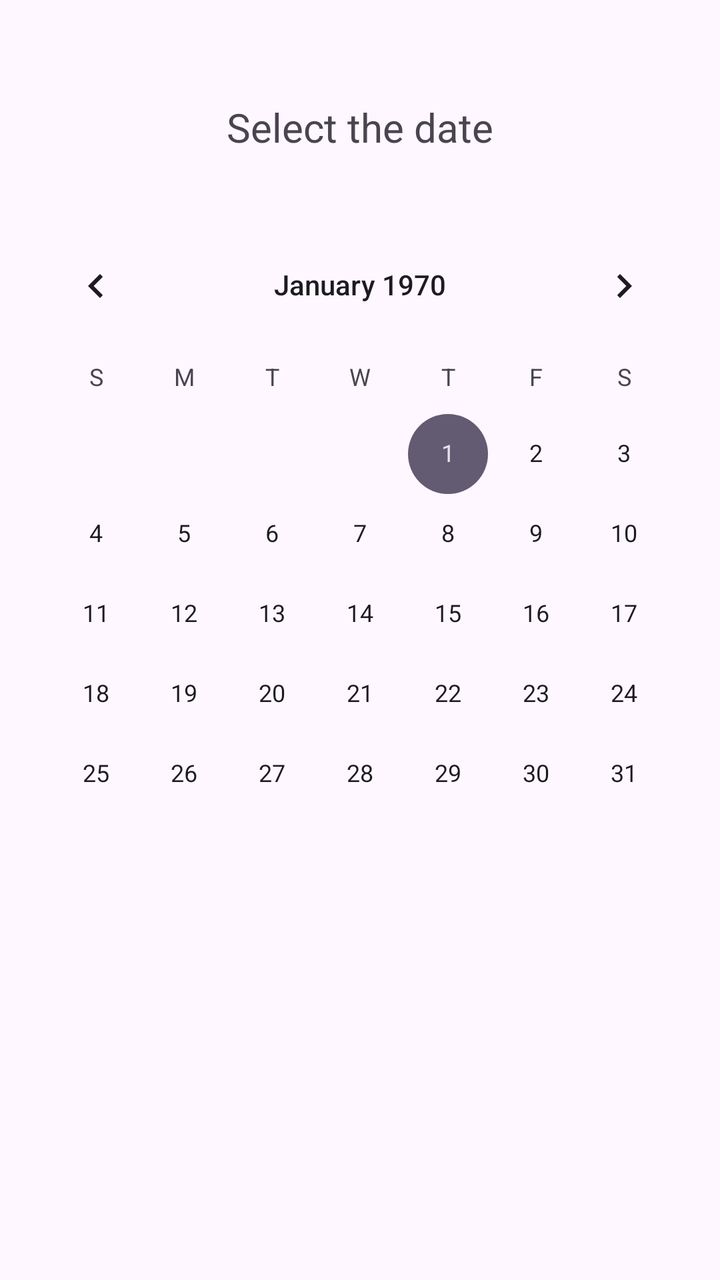
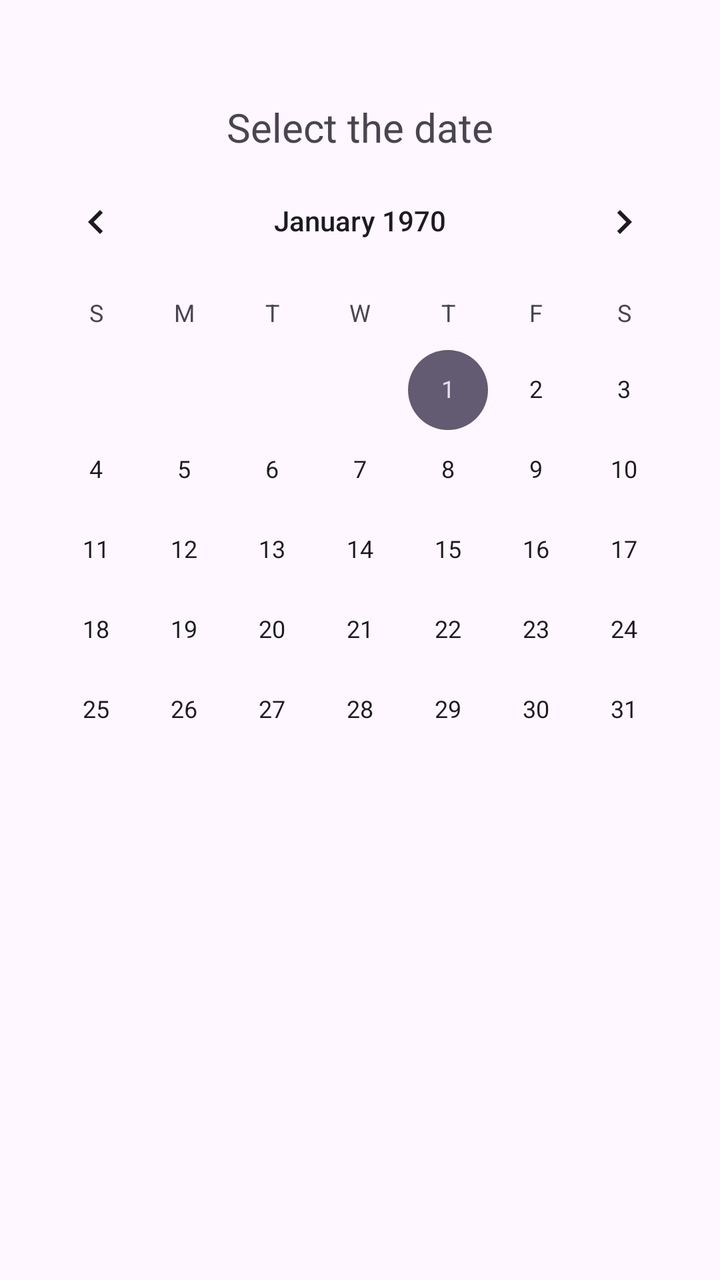

An Android layout rendered at two revisions. The XML below is the earlier revision; the diff shows what the commit changed to produce the second picture.
<!-- AndroidManifest.xml: application theme Theme.BudgetCalendar -->
<!-- res/layout/fragment_calendar_view.xml -->
<?xml version="1.0" encoding="utf-8"?>
<androidx.constraintlayout.widget.ConstraintLayout xmlns:android="http://schemas.android.com/apk/res/android"
    xmlns:app="http://schemas.android.com/apk/res-auto"
    android:layout_width="match_parent"
    android:layout_height="match_parent">

    <TextView
        android:id="@+id/textView"
        android:layout_width="match_parent"
        android:layout_height="wrap_content"
        android:text="Select the date"
        android:textSize="20dp"
        android:layout_marginTop="50dp"
        android:gravity="center"
        app:layout_constraintEnd_toEndOf="parent"
        app:layout_constraintStart_toStartOf="parent"
        app:layout_constraintTop_toTopOf="parent" />

    <CalendarView
        android:id="@+id/calView"
        android:layout_width="wrap_content"
        android:layout_height="wrap_content"
        android:layout_marginTop="32dp"
        android:elevation="10dp"

        app:layout_constraintEnd_toEndOf="parent"
        app:layout_constraintStart_toStartOf="parent"
        app:layout_constraintTop_toBottomOf="@+id/textView" />
</androidx.constraintlayout.widget.ConstraintLayout>
<!-- resources referenced by this layout -->
<resources>
  <style name="Theme.BudgetCalendar" parent="Base.Theme.BudgetCalendar" />
  <style name="Base.Theme.BudgetCalendar" parent="Theme.Material3.DayNight">
          
          
      </style>
</resources>

<!-- the commit's change to res/layout/fragment_calendar_view.xml (unified diff, before → after) -->
@@ -1,29 +1,35 @@
 <?xml version="1.0" encoding="utf-8"?>
-<androidx.constraintlayout.widget.ConstraintLayout xmlns:android="http://schemas.android.com/apk/res/android"
+<androidx.constraintlayout.widget.ConstraintLayout
+    xmlns:android="http://schemas.android.com/apk/res/android"
     xmlns:app="http://schemas.android.com/apk/res-auto"
+    xmlns:tools="http://schemas.android.com/tools"
     android:layout_width="match_parent"
-    android:layout_height="match_parent">
+    android:layout_height="match_parent"
+
+   >
+
 
     <TextView
         android:id="@+id/textView"
         android:layout_width="match_parent"
         android:layout_height="wrap_content"
+        android:gravity="center"
         android:text="Select the date"
         android:textSize="20dp"
         android:layout_marginTop="50dp"
-        android:gravity="center"
         app:layout_constraintEnd_toEndOf="parent"
         app:layout_constraintStart_toStartOf="parent"
         app:layout_constraintTop_toTopOf="parent" />
 
     <CalendarView
-        android:id="@+id/calView"
+        android:id="@+id/calendar"
         android:layout_width="wrap_content"
         android:layout_height="wrap_content"
-        android:layout_marginTop="32dp"
-        android:elevation="10dp"
-
         app:layout_constraintEnd_toEndOf="parent"
         app:layout_constraintStart_toStartOf="parent"
-        app:layout_constraintTop_toBottomOf="@+id/textView" />
+        app:layout_constraintTop_toBottomOf="@+id/textView"
+        android:elevation="10dp"/>
+
+
+
 </androidx.constraintlayout.widget.ConstraintLayout>
